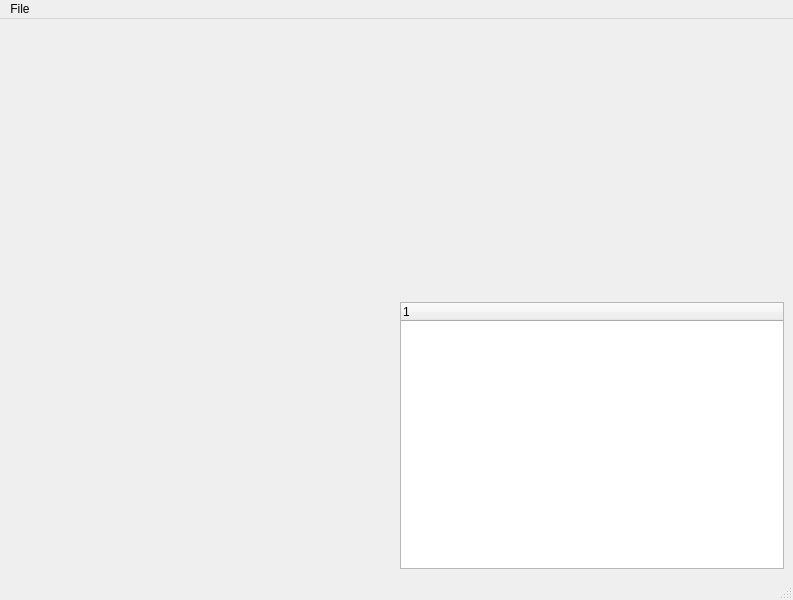
Old version of the form mainwindow.ui in the repository ElektronikNode/autodrill.
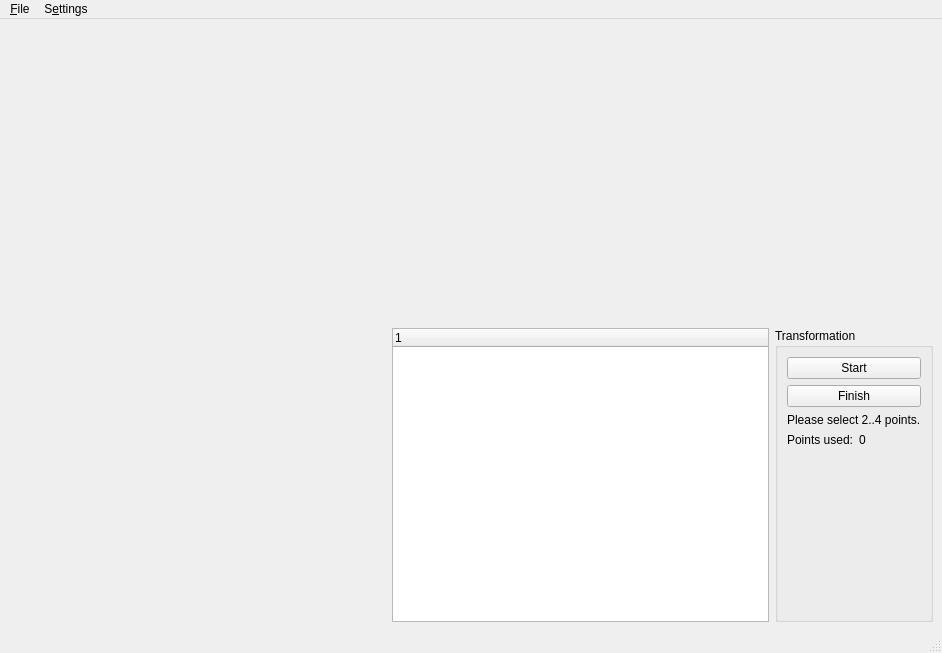
New version of the form.

The edit to the form file:
```diff
--- a/mainwindow.ui
+++ b/mainwindow.ui
@@ -6,8 +6,8 @@
    <rect>
     <x>0</x>
     <y>0</y>
-    <width>793</width>
-    <height>600</height>
+    <width>942</width>
+    <height>653</height>
    </rect>
   </property>
   <property name="windowTitle">
@@ -25,7 +25,7 @@
       </property>
      </widget>
     </item>
-    <item row="0" column="1">
+    <item row="0" column="1" colspan="2">
      <widget class="QWidget" name="cameraWidget" native="true">
       <property name="sizePolicy">
        <sizepolicy hsizetype="Expanding" vsizetype="Expanding">
@@ -44,6 +44,67 @@
       </column>
      </widget>
     </item>
+    <item row="1" column="2">
+     <widget class="QGroupBox" name="groupBox">
+      <property name="title">
+       <string>Transformation</string>
+      </property>
+      <layout class="QVBoxLayout" name="verticalLayout">
+       <item>
+        <widget class="QPushButton" name="pushButton_startNextTrafo">
+         <property name="text">
+          <string>Start</string>
+         </property>
+        </widget>
+       </item>
+       <item>
+        <widget class="QPushButton" name="pushButton_finishTrafo">
+         <property name="text">
+          <string>Finish</string>
+         </property>
+        </widget>
+       </item>
+       <item>
+        <widget class="QLabel" name="label_2">
+         <property name="text">
+          <string>Please select 2..4 points.</string>
+         </property>
+        </widget>
+       </item>
+       <item>
+        <layout class="QHBoxLayout" name="horizontalLayout">
+         <item>
+          <widget class="QLabel" name="label">
+           <property name="text">
+            <string>Points used:</string>
+           </property>
+          </widget>
+         </item>
+         <item>
+          <widget class="QLabel" name="label_trafoPoints">
+           <property name="text">
+            <string>0</string>
+           </property>
+          </widget>
+         </item>
+        </layout>
+       </item>
+       <item>
+        <spacer name="verticalSpacer">
+         <property name="orientation">
+          <enum>Qt::Vertical</enum>
+         </property>
+         <property name="sizeHint" stdset="0">
+          <size>
+           <width>20</width>
+           <height>138</height>
+          </size>
+         </property>
+        </spacer>
+       </item>
+      </layout>
+     </widget>
+    </item>
    </layout>
   </widget>
   <widget class="QMenuBar" name="menubar">
@@ -51,17 +112,25 @@
     <rect>
      <x>0</x>
      <y>0</y>
-     <width>793</width>
+     <width>942</width>
      <height>25</height>
     </rect>
    </property>
    <widget class="QMenu" name="menuFile">
     <property name="title">
-     <string>File</string>
+     <string>&amp;File</string>
     </property>
-    <addaction name="actionLoad_drill_file"/>
+    <addaction name="action_loadDrillFile"/>
+   </widget>
+   <widget class="QMenu" name="menuSettings">
+    <property name="title">
+     <string>S&amp;ettings</string>
+    </property>
+    <addaction name="action_drillsDialog"/>
+    <addaction name="action_cameraOffset"/>
    </widget>
    <addaction name="menuFile"/>
+   <addaction name="menuSettings"/>
   </widget>
   <widget class="QStatusBar" name="statusbar"/>
   <action name="actionLoad_drill_file">
```
Left out of the diff: 16 changed lines with no effect on the pictures.
